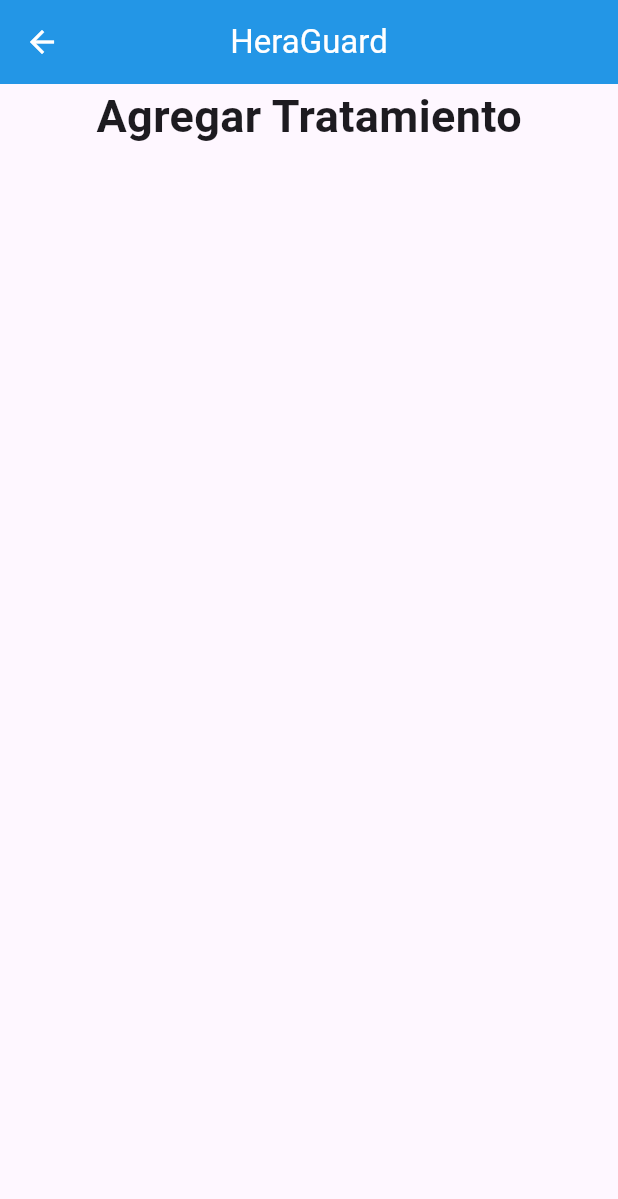
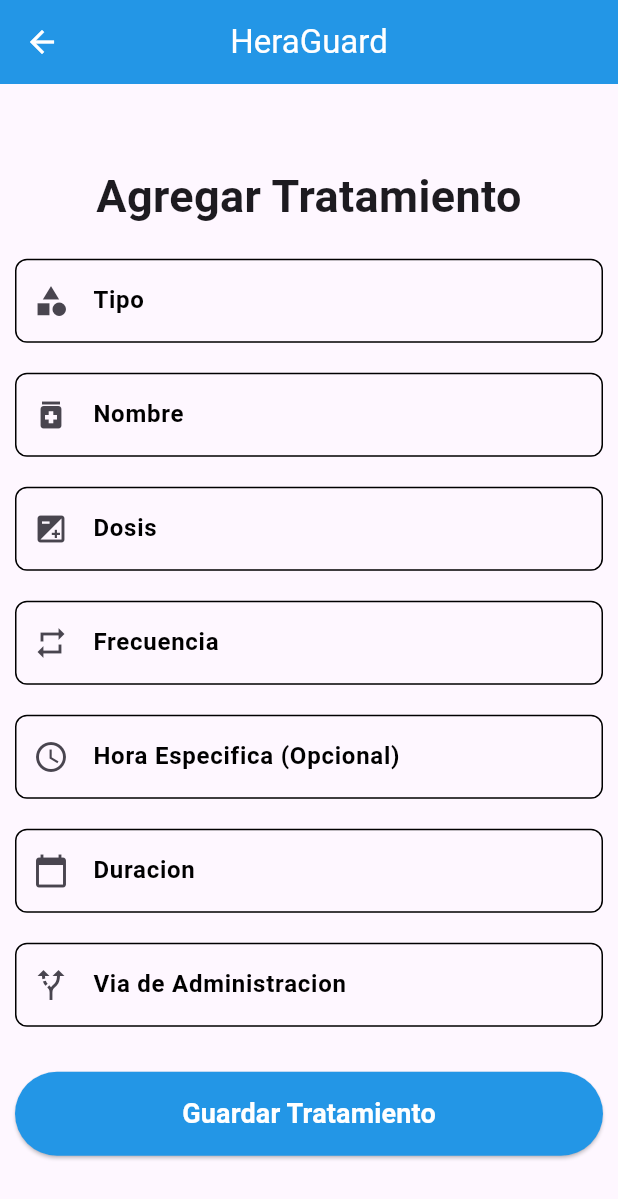
Before and after one commit to RolandoGuZz/Flutter_HeraGuard, a Flutter app: the AgregarMedicamento screen opened directly, on a phone screen of 412 x 824 dp. Shown: the top 1199 px of the screen. Run offline on Flutter 3.47's test engine with Material 3 defaults, Android fonts, the phone set to English and light mode, and no system bars; our stand-ins replace cloud_firestore, firebase_auth, firebase_core; accounts and stored records are empty.

Commit message:
agregando funciones

```diff
--- a/lib/screens/tratamientos/agregar_medicamento.dart
+++ b/lib/screens/tratamientos/agregar_medicamento.dart
@@ -1,22 +1,116 @@
 import 'package:flutter/material.dart';
 import 'package:heraguard/widgets/appbar_widget.dart';
+import 'package:heraguard/widgets/custom_text_field.dart';
 
-class AgregarMedicamento extends StatelessWidget {
+class AgregarMedicamento extends StatefulWidget {
   const AgregarMedicamento({super.key});
+
+  @override
+  State<AgregarMedicamento> createState() => _AgregarMedicamentoState();
+}
+
+class _AgregarMedicamentoState extends State<AgregarMedicamento> {
+  final _typeController = TextEditingController();
+  final _nameController = TextEditingController();
+  final _doseController = TextEditingController();
+  final _frequencyController = TextEditingController();
+  final _specificTimeController = TextEditingController();
+  final _durationController = TextEditingController();
+  final _routeOfAdminController = TextEditingController();
+  final onTapFunction = Function;
+
+  final _formKey = GlobalKey<FormState>();
 
   @override
   Widget build(BuildContext context) {
     return Scaffold(
       appBar: AppbarWidget(),
       body: Center(
+        child: SingleChildScrollView(
+          child: Padding(
+            padding: EdgeInsets.all(10.0),
+            child: Form(
+              key: _formKey,
               child: Column(
                 children: [
                   Text(
                     'Agregar Tratamiento',
+                    textAlign: TextAlign.center,
                     style: TextStyle(fontSize: 30, fontWeight: FontWeight.bold),
                   ),
-            SizedBox(height: 10),
+                  SizedBox(height: 20),
+                  CustomTextField(
+                    controller: _typeController,
+                    label: 'Tipo',
+                    icon: Icons.category,
+                    onTap: () {},
+                    readOnly: true,
+                  ),
+                  SizedBox(height: 20),
+                  CustomTextField(
+                    controller: _nameController,
+                    label: 'Nombre',
+                    icon: Icons.medication,
+                  ),
+                  SizedBox(height: 20),
+                  CustomTextField(
+                    controller: _doseController,
+                    label: 'Dosis',
+                    icon: Icons.exposure,
+                  ),
+                  SizedBox(height: 20),
+                  CustomTextField(
+                    controller: _frequencyController,
+                    label: 'Frecuencia',
+                    icon: Icons.repeat,
+                    onTap: () {},
+                    readOnly: true,
+                  ),
+                  SizedBox(height: 20),
+                  CustomTextField(
+                    controller: _specificTimeController,
+                    label: 'Hora Especifica (Opcional)',
+                    icon: Icons.access_time,
+                    onTap: () {},
+                    readOnly: true,
+                  ),
+                  SizedBox(height: 20),
+                  CustomTextField(
+                    controller: _durationController,
+                    label: 'Duracion',
+                    icon: Icons.calendar_today,
+                  ),
+                  SizedBox(height: 20),
+                  CustomTextField(
+                    controller: _routeOfAdminController,
+                    label: 'Via de Administracion',
+                    icon: Icons.alt_route,
+                    onTap: () {},
+                    readOnly: true,
+                  ),
+                  SizedBox(height: 30),
+                  SizedBox(
+                    width: double.infinity,
+                    child: ElevatedButton(
+                      onPressed: () {},
+                      style: ElevatedButton.styleFrom(
+                        padding: EdgeInsets.symmetric(vertical: 15),
+                        backgroundColor: Color.fromRGBO(35, 150, 230, 1),
+                      ),
+                      child: Text(
+                        'Guardar Tratamiento',
+                        style: TextStyle(
+                          color: Colors.white,
+                          fontSize: 18,
+                          fontWeight: FontWeight.bold,
+                        ),
+                      ),
+                    ),
+                  ),
                 ],
+              ),
+            ),
+          ),
         ),
       ),
     );
--- /dev/null
+++ b/lib/widgets/custom_text_field.dart
@@ -0,0 +1,44 @@
+import 'package:flutter/material.dart';
+
+class CustomTextField extends StatelessWidget {
+  final TextEditingController controller;
+  final bool readOnly;
+  final String label;
+  final IconData icon;
+  final VoidCallback? onTap;
+
+  const CustomTextField({
+    super.key,
+    required this.controller,
+    this.readOnly = false,
+    required this.label,
+    required this.icon,
+    this.onTap,
+  });
+
+  @override
+  Widget build(BuildContext context) {
+    return TextFormField(
+      controller: controller,
+      readOnly: readOnly,
+      cursorColor: Colors.black,
+      decoration: InputDecoration(
+        labelText: label,
+        labelStyle: TextStyle(
+          color: Colors.black,
+          fontWeight: FontWeight.bold,
+        ),
+        prefixIcon: Icon(icon),
+        enabledBorder: OutlineInputBorder(
+          borderSide: BorderSide(color: Colors.black),
+          borderRadius: BorderRadius.circular(8.0),
+        ),
+        focusedBorder: OutlineInputBorder(
+          borderSide: BorderSide(color: Color.fromRGBO(35, 150, 230, 1)),
+          borderRadius: BorderRadius.circular(8.0),
+        ),
+      ),
+      onTap: onTap,
+    );
+  }
+}
```
Also changed, not shown: lib/functions/functions.dart (added, +60 -0 lines), lib/screens/citas_medicas/agregar_cita.dart (+40 -92 lines), lib/screens/citas_medicas/citas_screen.dart (+4 -4 lines), lib/screens/tratamientos/medicamentos_screen.dart (+10 -2 lines), lib/services/appointment_service.dart (+29 -2 lines), lib/widgets/form_register.dart (+11 -11 lines). Lines whose indentation alone changed are shown as unchanged.
